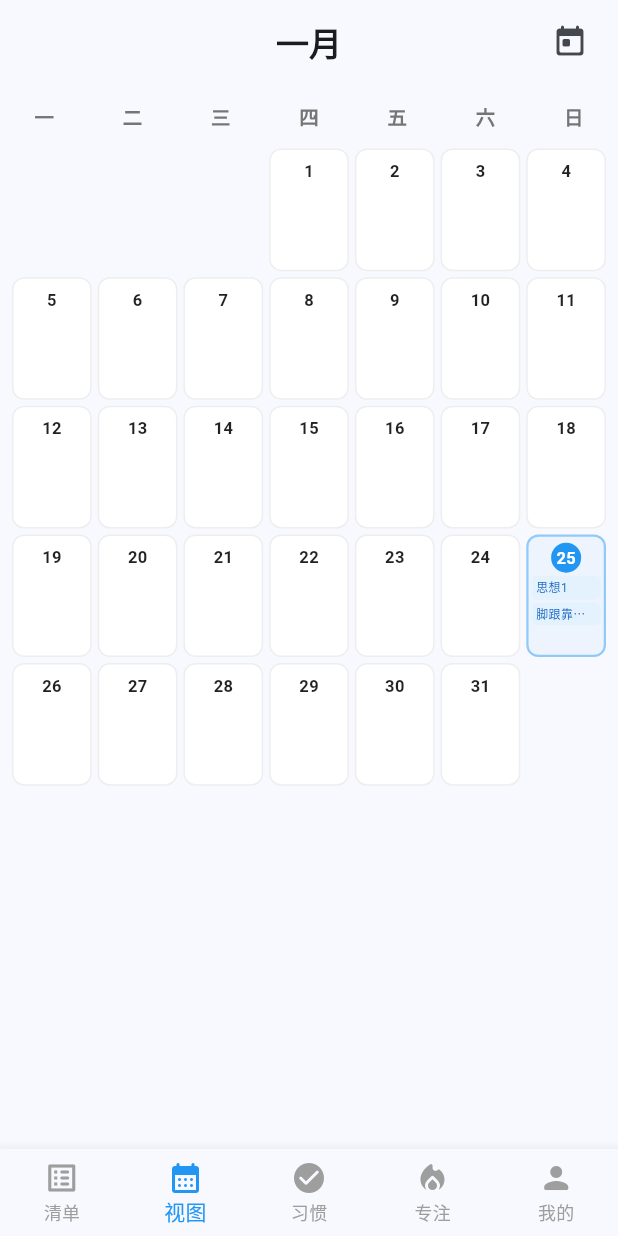
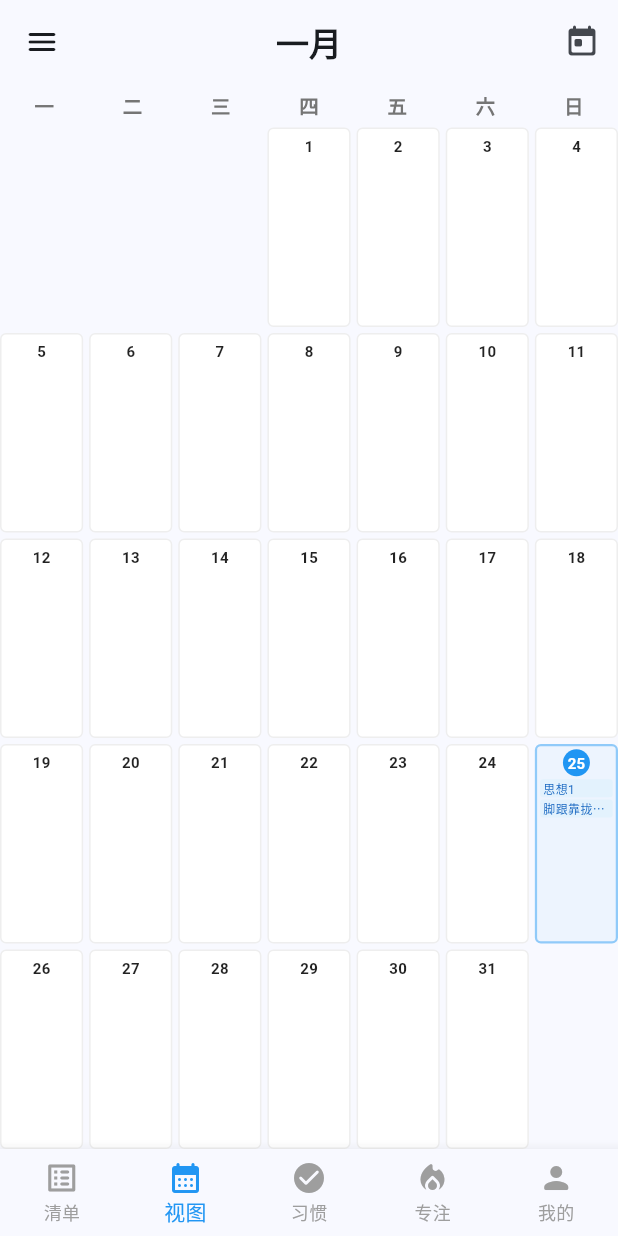
Before and after one commit to yinlanglang709-glitch/HabitQuest, a Flutter app: the screen it shows after launch, item 2 of the bottom bar chosen, on a phone screen of 412 x 824 dp. Run offline on Flutter 3.47's test engine with Material 3 defaults, Android fonts, the phone set to English and light mode, and no system bars; our stand-ins replace file_picker, sqflite; accounts and stored records are empty.

Commit message:
fix: 增加app bar 和占据全UI

```diff
--- a/lib/pages/calendar_page.dart
+++ b/lib/pages/calendar_page.dart
@@ -2,6 +2,7 @@ import 'package:flutter/material.dart';
 import 'package:provider/provider.dart';
 import '../app_state.dart';
 import '../models/habit.dart';
+import '../widges/app_drawer.dart';
 
 class CalendarPage extends StatefulWidget {
   const CalendarPage({super.key});
@@ -11,18 +12,14 @@ class CalendarPage extends StatefulWidget {
 }
 
 class _CalendarPageState extends State<CalendarPage> {
-  // 当前聚焦的日期（用于控制日历显示哪个月）
   DateTime _focusedDay = DateTime.now();
 
-  // 切换月份
   void _changeMonth(int increment) {
     setState(() {
-      // 这里的逻辑会自动处理年份跨越（比如从12月+1变成明年的1月）
       _focusedDay = DateTime(_focusedDay.year, _focusedDay.month + increment);
     });
   }
 
-  // 辅助：获取月份名称
   String _getMonthName(int month) {
     const names = [
       '一月',
@@ -41,97 +38,99 @@ class _CalendarPageState extends State<CalendarPage> {
     return names[month - 1];
   }
 
-  // 辅助：格式化日期
   String _formatDate(DateTime date) =>
       "${date.year}-${date.month.toString().padLeft(2, '0')}-${date.day.toString().padLeft(2, '0')}";
 
-  // 辅助：判断同一天
   bool _isSameDay(DateTime a, DateTime b) =>
       a.year == b.year && a.month == b.month && a.day == b.day;
 
   @override
   Widget build(BuildContext context) {
     final state = context.watch<AppState>();
-
-    // 1. 获取现实中的当前时间，用于判断是否显示年份
     final now = DateTime.now();
 
-    // 2. 生成标题逻辑：如果是今年，只显示“X月”；如果不是今年，显示“20XX年 X月”
     final String titleText = (_focusedDay.year == now.year)
         ? _getMonthName(_focusedDay.month)
         : '${_focusedDay.year}年 ${_getMonthName(_focusedDay.month)}';
 
-    // 3. 日历计算逻辑
     final firstDayOfMonth = DateTime(_focusedDay.year, _focusedDay.month, 1);
     final daysInMonth =
         DateTime(_focusedDay.year, _focusedDay.month + 1, 0).day;
-    // 计算月初的偏移量 (假设周一为第一列: Mon=1 -> offset=0)
     final int firstDayOffset = firstDayOfMonth.weekday - 1;
+    final int totalCells = daysInMonth + firstDayOffset;
+    final int totalRows = (totalCells / 7).ceil();
 
     return Scaffold(
+      // ---------------------------------------------
+      // ✅ 核心修改：直接使用你现有的 AppDrawer 组件
+      // ---------------------------------------------
+      drawer: const AppDrawer(),
+
       appBar: AppBar(
-        centerTitle: true, // 标题居中看起来更像日历应用
-        title: Text(
-          titleText,
-          style: const TextStyle(fontWeight: FontWeight.bold),
+        // 这里保留了自定义图标逻辑，点击后会打开上面的 AppDrawer
+        leading: Builder(
+          builder: (context) {
+            return IconButton(
+              icon: const Icon(Icons.menu_rounded),
+              tooltip: '打开菜单',
+              onPressed: () {
+                Scaffold.of(context).openDrawer();
+              },
+            );
+          },
         ),
+        centerTitle: true,
+        title: Text(titleText,
+            style: const TextStyle(fontWeight: FontWeight.bold)),
         actions: [
-          // 添加一个回到今天的按钮，方便用户迷路时返回
           IconButton(
             tooltip: '回到今天',
             icon: const Icon(Icons.today_rounded),
-            onPressed: () {
-              setState(() {
-                _focusedDay = DateTime.now();
-              });
-            },
+            onPressed: () => setState(() => _focusedDay = DateTime.now()),
           ),
-          const SizedBox(width: 8),
         ],
       ),
       body: Column(
         children: [
-          // 星期表头
           _buildWeekHeader(),
-
-          // 日历主体区域
           Expanded(
             child: GestureDetector(
-              // 手势监听：左右滑动切换月份
               onHorizontalDragEnd: (details) {
                 if (details.primaryVelocity == null) return;
-                // 速度 > 0 表示向右滑（看以前）
-                if (details.primaryVelocity! > 0) {
-                  _changeMonth(-1);
-                }
-                // 速度 < 0 表示向左滑（看未来）
-                else if (details.primaryVelocity! < 0) {
-                  _changeMonth(1);
-                }
+                if (details.primaryVelocity! > 0) _changeMonth(-1);
+                if (details.primaryVelocity! < 0) _changeMonth(1);
               },
-              child: Container(
-                color: Colors.transparent, // 确保空白区域也能响应点击
-                padding: const EdgeInsets.symmetric(horizontal: 8),
-                child: GridView.builder(
-                  // 禁止 GridView 自身的滚动，完全依赖外部手势
+              child: LayoutBuilder(
+                builder: (context, constraints) {
+                  final double availableHeight = constraints.maxHeight;
+                  final double availableWidth = constraints.maxWidth;
+                  const double spacing = 4.0;
+                  final double cellWidth = (availableWidth - (6 * spacing)) / 7;
+                  final double cellHeight =
+                      (availableHeight - ((totalRows - 1) * spacing)) /
+                          totalRows;
+                  final double childAspectRatio = cellWidth / cellHeight;
+
+                  return GridView.builder(
                     physics: const NeverScrollableScrollPhysics(),
-                  gridDelegate: const SliverGridDelegateWithFixedCrossAxisCount(
+                    padding: EdgeInsets.zero,
+                    gridDelegate: SliverGridDelegateWithFixedCrossAxisCount(
                       crossAxisCount: 7,
-                    childAspectRatio: 0.65, // 稍微调高一点高度，让列表显示更多内容
-                    mainAxisSpacing: 4,
-                    crossAxisSpacing: 4,
+                      childAspectRatio: childAspectRatio,
+                      mainAxisSpacing: spacing,
+                      crossAxisSpacing: spacing,
                     ),
-                  itemCount: daysInMonth + firstDayOffset,
+                    itemCount: totalCells,
                     itemBuilder: (context, index) {
-                    // 渲染月初空白
                       if (index < firstDayOffset) return const SizedBox();
-
                       final day = index - firstDayOffset + 1;
                       final cellDate =
                           DateTime(_focusedDay.year, _focusedDay.month, day);
-                    return _buildDayCell(cellDate, state);
+                      return _buildDayCell(cellDate, state,
+                          isCompact: cellHeight < 60);
                     },
-                ),
+                  );
+                },
               ),
             ),
           ),
@@ -140,22 +139,20 @@ class _CalendarPageState extends State<CalendarPage> {
     );
   }
 
+  // ... 辅助方法 (_buildWeekHeader, _buildDayCell, _buildHabitItem) 保持不变 ...
   Widget _buildWeekHeader() {
     const days = ['一', '二', '三', '四', '五', '六', '日'];
     return Padding(
-      padding: const EdgeInsets.symmetric(vertical: 12),
+      padding: const EdgeInsets.fromLTRB(0, 5, 0, 5),
       child: Row(
         children: days
             .map((d) => Expanded(
                   child: Center(
-                    child: Text(
-                      d,
+                    child: Text(d,
                         style: TextStyle(
                             color: Colors.grey.shade600,
                             fontWeight: FontWeight.bold,
-                        fontSize: 13,
-                      ),
-                    ),
+                            fontSize: 13)),
                   ),
                 ))
             .toList(),
@@ -163,30 +160,23 @@ class _CalendarPageState extends State<CalendarPage> {
     );
   }
 
-  Widget _buildDayCell(DateTime date, AppState state) {
+  Widget _buildDayCell(DateTime date, AppState state,
+      {bool isCompact = false}) {
+    // 这里只包含结构演示，逻辑同上一版
     final now = DateTime.now();
     final today = DateTime(now.year, now.month, now.day);
-
     final isToday = _isSameDay(date, today);
     final isFuture = date.isAfter(today);
 
-    // 筛选需要在该日期显示的习惯
     List<Widget> habitWidgets = [];
-
     if (!isFuture) {
       final dateStr = _formatDate(date);
-
       habitWidgets = state.habits.where((habit) {
-        // 这里的 parse 最好放在 Model 层做缓存，这里演示直接 parse
         final createDate = DateTime.tryParse(habit.createdAt) ?? DateTime(2000);
-        // 只有创建日期在当前日期之前（或当天）的习惯才显示
-        // 使用 DateTime 比较，忽略时分秒差异最好（这里简化直接比）
         final createDateZero =
             DateTime(createDate.year, createDate.month, createDate.day);
         return !createDateZero.isAfter(date);
       }).map((habit) {
-        // 检查是否打卡
-        // 注意：请确保你的 checkIns 模型里有 date 字段且格式匹配 YYYY-MM-DD
         final isDone = state.checkIns
             .any((c) => c.habitId == habit.id && c.date == dateStr);
         return _buildHabitItem(habit, isDone);
@@ -197,22 +187,18 @@ class _CalendarPageState extends State<CalendarPage> {
       decoration: BoxDecoration(
         border: Border.all(
             color: isToday ? Colors.blue.shade200 : Colors.grey.shade200,
-          width: isToday ? 1.5 : 1,
-        ),
-        borderRadius: BorderRadius.circular(8),
-        // 如果是今天，给一个淡淡的背景色
+            width: isToday ? 1.5 : 1),
+        borderRadius: BorderRadius.circular(4),
         color: isToday ? Colors.blue.withOpacity(0.05) : Colors.white,
       ),
       child: Column(
         crossAxisAlignment: CrossAxisAlignment.stretch,
         children: [
-          // 日期数字
-          Padding(
-            padding: const EdgeInsets.only(top: 4, bottom: 2),
-            child: Center(
+          Center(
             child: Container(
-                width: 20,
-                height: 20,
+              margin: const EdgeInsets.only(top: 2, bottom: 2),
+              width: 18,
+              height: 18,
               alignment: Alignment.center,
               decoration: BoxDecoration(
                 color: isToday ? Colors.blue : Colors.transparent,
@@ -221,16 +207,13 @@ class _CalendarPageState extends State<CalendarPage> {
               child: Text(
                 '${date.day}',
                 style: TextStyle(
-                    fontSize: 11,
+                  fontSize: 10,
                   fontWeight: FontWeight.bold,
                   color: isToday ? Colors.white : Colors.black87,
                 ),
               ),
             ),
           ),
-          ),
-
-          // 习惯小条目列表
           Expanded(
             child: habitWidgets.isEmpty
                 ? const SizedBox()
@@ -247,18 +230,19 @@ class _CalendarPageState extends State<CalendarPage> {
 
   Widget _buildHabitItem(Habit habit, bool isDone) {
     return Container(
-      margin: const EdgeInsets.only(bottom: 2),
-      padding: const EdgeInsets.symmetric(vertical: 2, horizontal: 3),
+      margin: const EdgeInsets.only(bottom: 1.5),
+      padding: const EdgeInsets.symmetric(vertical: 1.5, horizontal: 2),
       decoration: BoxDecoration(
         color: isDone ? Colors.grey.shade200 : Colors.blue.shade50,
-        borderRadius: BorderRadius.circular(4),
+        borderRadius: BorderRadius.circular(2),
       ),
       child: Text(
         habit.title,
         maxLines: 1,
         overflow: TextOverflow.ellipsis,
         style: TextStyle(
-          fontSize: 8, // 字体设小一点以适应格子
+          fontSize: 8,
+          height: 1.1,
           color: isDone ? Colors.grey : Colors.blue.shade800,
           decoration: isDone ? TextDecoration.lineThrough : null,
         ),
```
Lines whose indentation alone changed are shown as unchanged.
